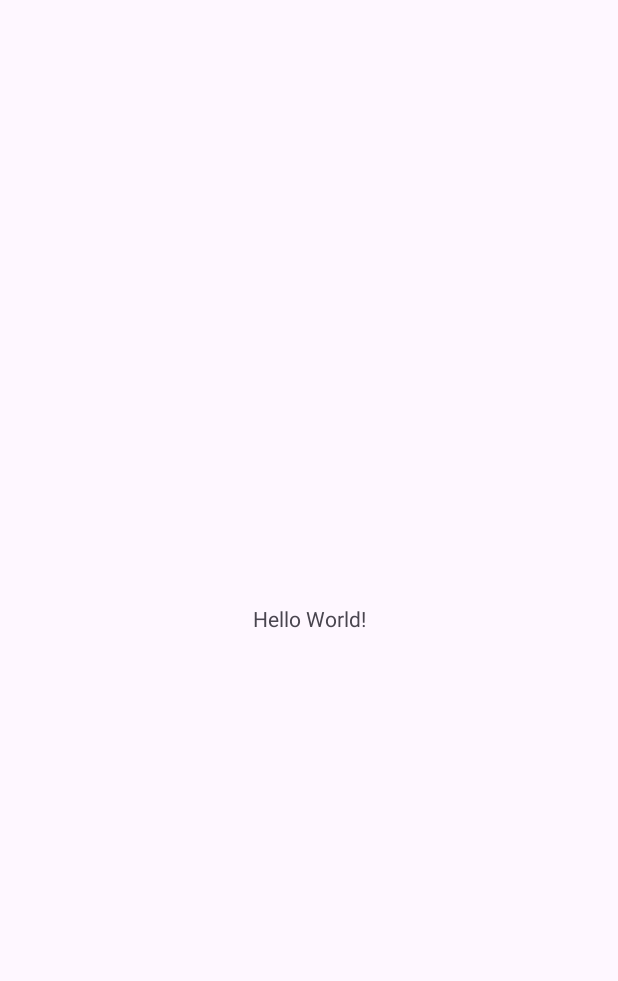
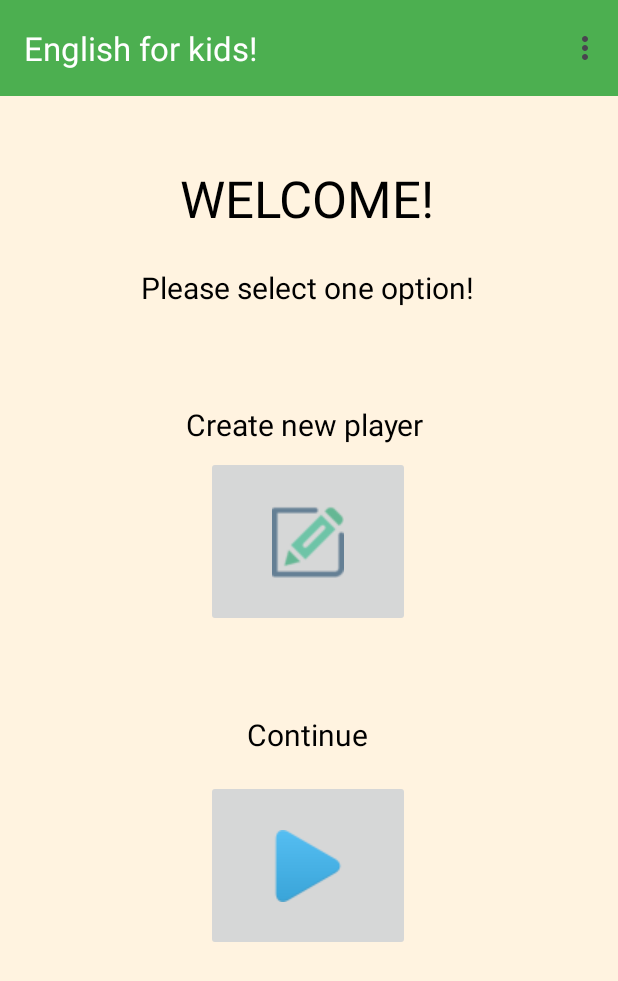
Before and after one commit to abriljavier/English-for-kids, an Android app: the screen it shows after launch (MainActivity), on a phone screen of 412 x 824 dp. Before the commit the part shown is almost empty. Shown: the top 981 px of the screen. Run offline under Robolectric (Android 15) with nearby library versions, the phone set to English and light mode, and no system bars.

Commit message:
Created activity-main & toolbar

```diff
--- a/app/src/main/AndroidManifest.xml
+++ b/app/src/main/AndroidManifest.xml
@@ -17,7 +17,6 @@
             android:exported="true">
             <intent-filter>
                 <action android:name="android.intent.action.MAIN" />
-
                 <category android:name="android.intent.category.LAUNCHER" />
             </intent-filter>
         </activity>
--- a/app/src/main/java/com/example/englishforkids/MainActivity.kt
+++ b/app/src/main/java/com/example/englishforkids/MainActivity.kt
@@ -2,10 +2,38 @@ package com.example.englishforkids
 
 import androidx.appcompat.app.AppCompatActivity
 import android.os.Bundle
+import android.view.Menu
+import android.view.MenuItem
+import android.widget.Toast
+import androidx.appcompat.widget.Toolbar
 
 class MainActivity : AppCompatActivity() {
     override fun onCreate(savedInstanceState: Bundle?) {
         super.onCreate(savedInstanceState)
         setContentView(R.layout.activity_main)
+
+        val toolbar: Toolbar = findViewById(R.id.toolbar)
+        setSupportActionBar(toolbar)
+    }
+
+    override fun onCreateOptionsMenu(menu: Menu?): Boolean {
+        menuInflater.inflate(R.menu.main_menu, menu)
+        return true
+    }
+
+    override fun onOptionsItemSelected(item: MenuItem): Boolean {
+        when (item.itemId) {
+            R.id.menu_about -> {
+                // Acción para "Acerca de la app"
+                Toast.makeText(this, "Acerca de la app", Toast.LENGTH_SHORT).show()
+                return true
+            }
+            R.id.menu_high_scores -> {
+                // Acción para "Mejores puntuaciones"
+                Toast.makeText(this, "Mejores puntuaciones", Toast.LENGTH_SHORT).show()
+                return true
+            }
+            else -> return super.onOptionsItemSelected(item)
+        }
     }
 }
--- a/app/src/main/res/layout/activity_main.xml
+++ b/app/src/main/res/layout/activity_main.xml
@@ -1,18 +1,91 @@
 <?xml version="1.0" encoding="utf-8"?>
-<androidx.constraintlayout.widget.ConstraintLayout xmlns:android="http://schemas.android.com/apk/res/android"
+<RelativeLayout xmlns:android="http://schemas.android.com/apk/res/android"
     xmlns:app="http://schemas.android.com/apk/res-auto"
     xmlns:tools="http://schemas.android.com/tools"
     android:layout_width="match_parent"
     android:layout_height="match_parent"
+    android:background="@color/fondo_principal"
     tools:context=".MainActivity">
 
+    <androidx.appcompat.widget.Toolbar
+        android:id="@+id/toolbar"
+        android:layout_width="match_parent"
+        android:layout_height="?attr/actionBarSize"
+        android:layout_marginBottom="667dp"
+        android:background="@color/toolbar_color"
+        app:title="English for kids!"
+        app:titleTextColor="@color/titulo_toolbar_color" />
+
+    <ImageButton
+        android:id="@+id/createPlayerButton"
+        android:layout_width="136dp"
+        android:layout_height="114dp"
+        android:layout_marginStart="137dp"
+        android:layout_marginTop="304dp"
+        android:layout_marginEnd="138dp"
+        android:layout_marginBottom="313dp"
+        android:src="@drawable/create_user" />
+
     <TextView
+        android:id="@+id/textView4"
+        android:layout_width="215dp"
+        android:layout_height="61dp"
+        android:layout_marginStart="97dp"
+        android:layout_marginTop="101dp"
+        android:layout_marginEnd="99dp"
+        android:layout_marginBottom="569dp"
+        android:gravity="center"
+        android:text="WELCOME!"
+        android:textColor="@color/texto_principal"
+        android:textSize="34sp" />
+
+    <TextView
+        android:id="@+id/textView"
+        android:layout_width="289dp"
+        android:layout_height="59dp"
+        android:layout_marginStart="60dp"
+        android:layout_marginTop="162dp"
+        android:layout_marginEnd="62dp"
+        android:layout_marginBottom="510dp"
+        android:gravity="center"
+        android:text="Please select one option!"
+        android:textColor="@color/texto_principal"
+        android:textSize="20sp" />
+
+    <TextView
+        android:id="@+id/textView2"
         android:layout_width="wrap_content"
         android:layout_height="wrap_content"
-        android:text="Hello World!"
-        app:layout_constraintBottom_toBottomOf="parent"
-        app:layout_constraintEnd_toEndOf="parent"
-        app:layout_constraintStart_toStartOf="parent"
-        app:layout_constraintTop_toTopOf="parent" />
+        android:layout_marginStart="124dp"
+        android:layout_marginTop="269dp"
+        android:layout_marginEnd="127dp"
+        android:layout_marginBottom="435dp"
+        android:text="Create new player"
+        android:textColor="@color/texto_principal"
+        android:textSize="20sp" />
 
-</androidx.constraintlayout.widget.ConstraintLayout>
+    <ImageButton
+        android:id="@+id/continueGameButton"
+        android:layout_width="136dp"
+        android:layout_height="114dp"
+        android:layout_marginStart="137dp"
+        android:layout_marginTop="520dp"
+        android:layout_marginEnd="138dp"
+        android:layout_marginBottom="97dp"
+        android:src="@drawable/continue_user" />
+
+    <TextView
+        android:id="@+id/textView3"
+        android:layout_width="149dp"
+        android:layout_height="32dp"
+        android:layout_marginStart="130dp"
+        android:layout_marginTop="474dp"
+        android:layout_marginEnd="132dp"
+        android:layout_marginBottom="225dp"
+        android:gravity="center"
+        android:text="Continue"
+        android:textColor="@color/texto_principal"
+        android:textSize="20sp" />
+
+
+</RelativeLayout>
--- a/app/src/main/res/layout/initial_page.xml
+++ /dev/null
@@ -1,6 +0,0 @@
-<?xml version="1.0" encoding="utf-8"?>
-<androidx.constraintlayout.widget.ConstraintLayout xmlns:android="http://schemas.android.com/apk/res/android"
-    android:layout_width="match_parent"
-    android:layout_height="match_parent">
-
-</androidx.constraintlayout.widget.ConstraintLayout>
--- /dev/null
+++ b/app/src/main/res/menu/main_menu.xml
@@ -0,0 +1,14 @@
+<?xml version="1.0" encoding="utf-8"?>
+<menu xmlns:android="http://schemas.android.com/apk/res/android">
+
+    <item
+        android:id="@+id/menu_high_scores"
+        android:layout_width="wrap_content"
+        android:layout_height="wrap_content"
+        android:title="View top scores" />
+    <item
+        android:id="@+id/menu_about"
+        android:layout_width="wrap_content"
+        android:layout_height="wrap_content"
+        android:title="About the app" />
+</menu>
--- a/app/src/main/res/values/colors.xml
+++ b/app/src/main/res/values/colors.xml
@@ -2,4 +2,22 @@
 <resources>
     <color name="black">#FF000000</color>
     <color name="white">#FFFFFFFF</color>
+
+    <!-- Colores de fondo -->
+    <color name="fondo_principal">#FFF3E0</color> <!-- Amarillo suave -->
+    <color name="toolbar_color">#4CAF50</color> <!-- Verde -->
+    <color name="toolbar_color_dark">#388E3C</color> <!-- Verde oscuro -->
+
+    <!-- Colores de texto -->
+    <color name="texto_principal">#000000</color> <!-- Negro -->
+    <color name="texto_destacado">#FF5722</color> <!-- Naranja -->
+    <color name="titulo_toolbar_color">#FFFFFF</color> <!-- Blanco -->
+
+    <!-- Colores de botones -->
+    <color name="boton_color">#2196F3</color> <!-- Azul -->
+    <color name="boton_texto_color">#FFFFFF</color> <!-- Blanco -->
+
+    <!-- Otros colores -->
+    <color name="icono_destacado">#FF9800</color> <!-- Naranja -->
+
 </resources>
```
Also changed, not shown: app/src/main/res/drawable/continue_user.png (added), app/src/main/res/drawable/create_user.png (added).
